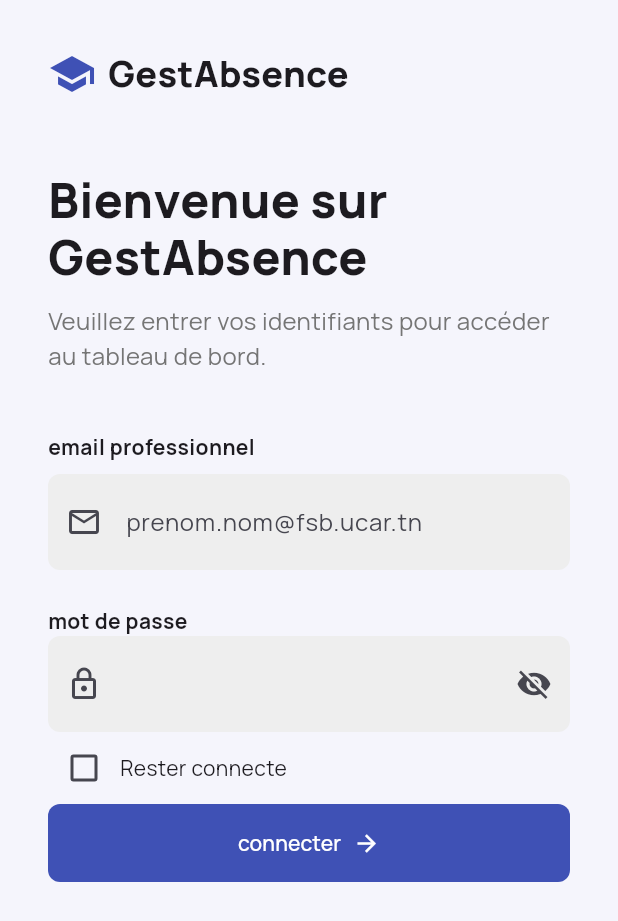
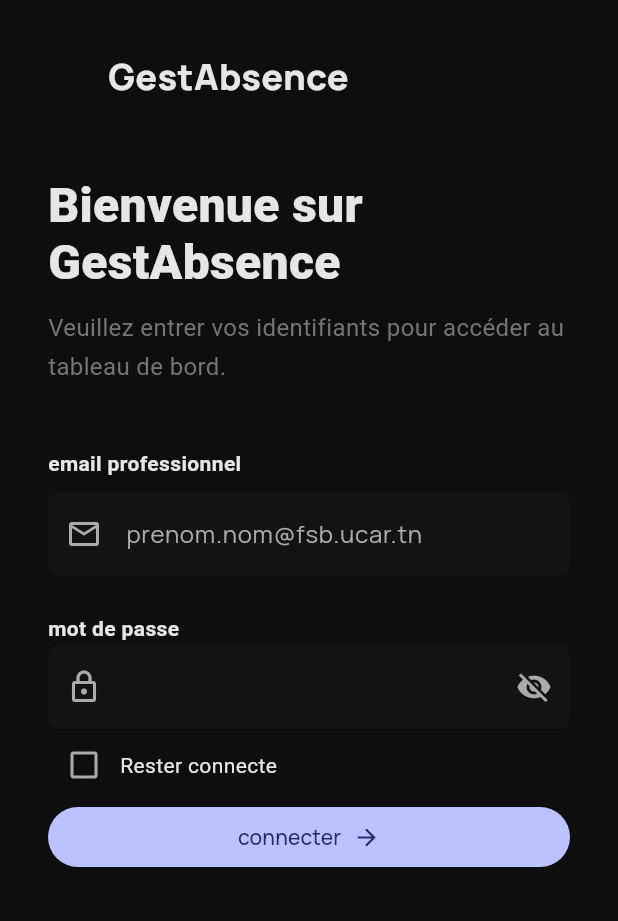
Before and after one commit to jbuguy/gest_absence_frontend, a Flutter app: the screen it shows after launch, on a phone screen of 412 x 824 dp. Shown: the top 921 px of the screen. Run offline on Flutter 3.47's test engine with Material 3 defaults, Android fonts, the light colour scheme and no system bars; our stand-ins replace google_fonts, shared_preferences.

Commit message:
feat: update app theme to use dark mode for improved aesthetics and readability

```diff
--- a/lib/config/app_theme.dart
+++ b/lib/config/app_theme.dart
@@ -4,51 +4,81 @@
 class AppTheme {
   static ThemeData lightTheme = ThemeData(
     useMaterial3: true,
-
     colorScheme: ColorScheme.fromSeed(
       seedColor: Colors.indigo,
-      brightness: Brightness.light,
-      primary: Colors.indigo,
-      secondary: Colors.green,
-      onPrimary: Colors.white,
-      surface: const Color.fromARGB(255, 245, 245, 252),
-
-      surfaceContainerLow: Colors.white,
+      surface: const Color(0xFFF5F5FC),
     ),
     textTheme: GoogleFonts.manropeTextTheme(),
 
-    cardTheme: CardThemeData(
-      elevation: 0,
-      shape: RoundedRectangleBorder(),
-      color: Colors.white,
+    // Use 'extensions' or global component themes for shared logic
+    inputDecorationTheme: InputDecorationTheme(
+      filled: true,
+      fillColor: Colors.grey[100],
+      contentPadding: const EdgeInsets.symmetric(horizontal: 16, vertical: 18),
+      border: OutlineInputBorder(
+        borderRadius: BorderRadius.circular(8),
+        borderSide: BorderSide.none,
+      ),
     ),
 
+    // Buttons now inherit from the seed color automatically
     filledButtonTheme: FilledButtonThemeData(
       style: FilledButton.styleFrom(
-        backgroundColor: Colors.indigo,
-        foregroundColor: Colors.white,
         shape: RoundedRectangleBorder(borderRadius: BorderRadius.circular(8)),
-        padding: const EdgeInsets.symmetric(vertical: 16),
-        alignment: .center,
+      ),
+    ),
+  );
+  static ThemeData darkTheme = ThemeData(
+    useMaterial3: true,
+    brightness: Brightness.dark,
+    scaffoldBackgroundColor: const Color(0xFF0E0E0E), // Base Surface Level 0
+
+    colorScheme: ColorScheme.fromSeed(
+      seedColor: const Color(0xFFBAC3FF), // Primary Indigo
+      brightness: Brightness.dark,
+      surface: const Color(0xFF0E0E0E),
+      onSurface: const Color(0xFFE7E5E5), // Prevents halation
+      onSurfaceVariant: const Color(0xFFACABAA), // Secondary contrast
+      surfaceContainerLow: const Color(0xFF131313), // Level 1
+      surfaceContainer: const Color(0xFF191A1A), // Level 2
+      surfaceContainerHighest: const Color(0xFF252626), // Level 3
+      outlineVariant: const Color(
+        0xFF484848,
+      ).withValues(alpha: 0.15), // Ghost Border
+    ),
+
+    // Typography: Standardized Manrope with editorial line height
+    textTheme: GoogleFonts.manropeTextTheme(ThemeData.dark().textTheme)
+        .copyWith(
+          displayLarge: const TextStyle(
+            letterSpacing: -1.2,
+            fontWeight: FontWeight.bold,
+          ), // Tight spacing
+          bodyMedium: const TextStyle(height: 1.6), // Academic readability
+        ),
+
+    // Unified Architecture: The Round Eight Rule
+    cardTheme: const CardThemeData(
+      elevation: 0,
+      color: Color(0xFF131313),
+      shape: RoundedRectangleBorder(
+        borderRadius: BorderRadius.all(Radius.circular(8)),
       ),
     ),
 
     inputDecorationTheme: InputDecorationTheme(
       filled: true,
-      fillColor: Colors.grey[200],
+      fillColor: const Color(0xFF131313), // Surface-container-low
       border: OutlineInputBorder(
-        borderRadius: BorderRadius.circular(8),
-        borderSide: BorderSide.none,
-      ),
-      enabledBorder: OutlineInputBorder(
         borderRadius: BorderRadius.circular(8),
         borderSide: BorderSide.none,
       ),
       focusedBorder: OutlineInputBorder(
         borderRadius: BorderRadius.circular(8),
-        borderSide: const BorderSide(color: Color(0xFF3F51B5), width: 2),
+        borderSide: const BorderSide(
+          color: Color(0x66BAC3FF),
+        ), // 40% Indigo opacity
       ),
-      contentPadding: const EdgeInsets.symmetric(horizontal: 16, vertical: 20),
     ),
   );
 }
--- a/lib/main.dart
+++ b/lib/main.dart
@@ -19,7 +19,7 @@
   Widget build(BuildContext context) {
     return MaterialApp(
       title: "gestAbsence",
-      theme: AppTheme.lightTheme,
+      theme: AppTheme.darkTheme,
       home: const Root(),
     );
   }
```
